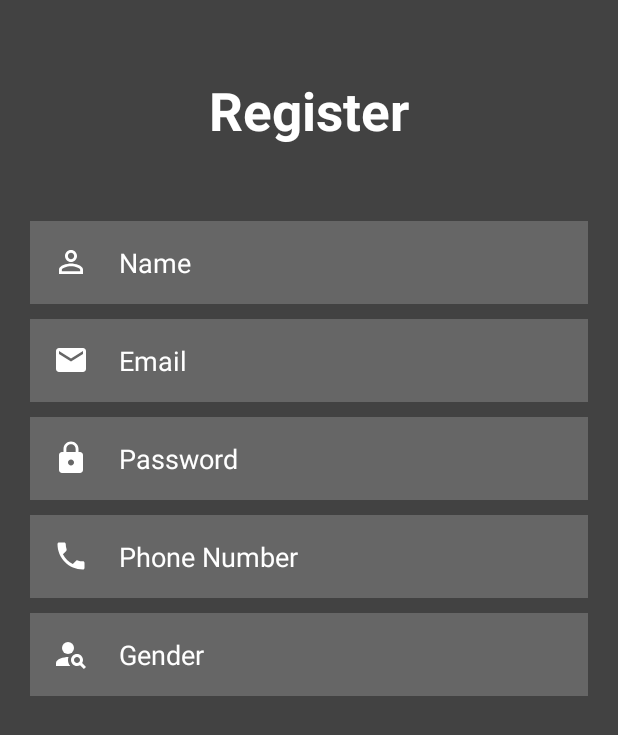
After one commit to AbdulSalamGhazal/MB-BookStore, an Android app: the Register screen opened directly, with no data from a screen before it, on a phone screen of 412 x 824 dp. The commit adds this screen. Shown: the top 735 px of the screen. Run offline under Robolectric (Android 15) with nearby library versions, the phone set to English and light mode, and no system bars.

Commit message:
Add login and register pages

```diff
--- a/app/build.gradle
+++ b/app/build.gradle
@@ -26,6 +26,9 @@ android {
         sourceCompatibility JavaVersion.VERSION_1_8
         targetCompatibility JavaVersion.VERSION_1_8
     }
+    buildFeatures {
+        viewBinding true
+    }
 }
 
 dependencies {
@@ -33,6 +36,8 @@ dependencies {
     implementation 'androidx.appcompat:appcompat:1.6.1'
     implementation 'com.google.android.material:material:1.8.0'
     implementation 'androidx.constraintlayout:constraintlayout:2.1.4'
+    implementation 'androidx.navigation:navigation-fragment:2.5.2'
+    implementation 'androidx.navigation:navigation-ui:2.5.2'
     testImplementation 'junit:junit:4.13.2'
     androidTestImplementation 'androidx.test.ext:junit:1.1.5'
     androidTestImplementation 'androidx.test.espresso:espresso-core:3.5.1'
--- /dev/null
+++ b/app/src/main/java/com/example/project_bookstore/Register.java
@@ -0,0 +1,24 @@
+package com.example.project_bookstore;
+
+import androidx.appcompat.app.AppCompatActivity;
+
+import android.app.DatePickerDialog;
+import android.os.Bundle;
+import android.view.View;
+import android.widget.DatePicker;
+import android.widget.EditText;
+
+import java.text.SimpleDateFormat;
+import java.util.Calendar;
+import java.util.Locale;
+
+public class Register extends AppCompatActivity {
+
+    @Override
+    protected void onCreate(Bundle savedInstanceState) {
+        super.onCreate(savedInstanceState);
+        setContentView(R.layout.activity_register);
+
+
+    }
+}
--- /dev/null
+++ b/app/src/main/res/drawable/baseline_email_24.xml
@@ -0,0 +1,5 @@
+<vector android:height="24dp" android:tint="#FFFFFF"
+    android:viewportHeight="24" android:viewportWidth="24"
+    android:width="24dp" xmlns:android="http://schemas.android.com/apk/res/android">
+    <path android:fillColor="@android:color/white" android:pathData="M20,4L4,4c-1.1,0 -1.99,0.9 -1.99,2L2,18c0,1.1 0.9,2 2,2h16c1.1,0 2,-0.9 2,-2L22,6c0,-1.1 -0.9,-2 -2,-2zM20,8l-8,5 -8,-5L4,6l8,5 8,-5v2z"/>
+</vector>
--- /dev/null
+++ b/app/src/main/res/drawable/baseline_lock_24.xml
@@ -0,0 +1,5 @@
+<vector android:height="24dp" android:tint="#FFFFFF"
+    android:viewportHeight="24" android:viewportWidth="24"
+    android:width="24dp" xmlns:android="http://schemas.android.com/apk/res/android">
+    <path android:fillColor="@android:color/white" android:pathData="M18,8h-1L17,6c0,-2.76 -2.24,-5 -5,-5S7,3.24 7,6v2L6,8c-1.1,0 -2,0.9 -2,2v10c0,1.1 0.9,2 2,2h12c1.1,0 2,-0.9 2,-2L20,10c0,-1.1 -0.9,-2 -2,-2zM12,17c-1.1,0 -2,-0.9 -2,-2s0.9,-2 2,-2 2,0.9 2,2 -0.9,2 -2,2zM15.1,8L8.9,8L8.9,6c0,-1.71 1.39,-3.1 3.1,-3.1 1.71,0 3.1,1.39 3.1,3.1v2z"/>
+</vector>
--- /dev/null
+++ b/app/src/main/res/drawable/baseline_person_outline_24.xml
@@ -0,0 +1,5 @@
+<vector android:height="24dp" android:tint="#FFFFFF"
+    android:viewportHeight="24" android:viewportWidth="24"
+    android:width="24dp" xmlns:android="http://schemas.android.com/apk/res/android">
+    <path android:fillColor="@android:color/white" android:pathData="M12,5.9c1.16,0 2.1,0.94 2.1,2.1s-0.94,2.1 -2.1,2.1S9.9,9.16 9.9,8s0.94,-2.1 2.1,-2.1m0,9c2.97,0 6.1,1.46 6.1,2.1v1.1L5.9,18.1L5.9,17c0,-0.64 3.13,-2.1 6.1,-2.1M12,4C9.79,4 8,5.79 8,8s1.79,4 4,4 4,-1.79 4,-4 -1.79,-4 -4,-4zM12,13c-2.67,0 -8,1.34 -8,4v3h16v-3c0,-2.66 -5.33,-4 -8,-4z"/>
+</vector>
--- /dev/null
+++ b/app/src/main/res/drawable/baseline_person_search_24.xml
@@ -0,0 +1,7 @@
+<vector android:height="24dp" android:tint="#FFFFFF"
+    android:viewportHeight="24" android:viewportWidth="24"
+    android:width="24dp" xmlns:android="http://schemas.android.com/apk/res/android">
+    <path android:fillColor="@android:color/white" android:pathData="M10,8m-4,0a4,4 0,1 1,8 0a4,4 0,1 1,-8 0"/>
+    <path android:fillColor="@android:color/white" android:pathData="M10.35,14.01C7.62,13.91 2,15.27 2,18v2h9.54C9.07,17.24 10.31,14.11 10.35,14.01z"/>
+    <path android:fillColor="@android:color/white" android:pathData="M19.43,18.02C19.79,17.43 20,16.74 20,16c0,-2.21 -1.79,-4 -4,-4s-4,1.79 -4,4c0,2.21 1.79,4 4,4c0.74,0 1.43,-0.22 2.02,-0.57L20.59,22L22,20.59L19.43,18.02zM16,18c-1.1,0 -2,-0.9 -2,-2c0,-1.1 0.9,-2 2,-2s2,0.9 2,2C18,17.1 17.1,18 16,18z"/>
+</vector>
--- /dev/null
+++ b/app/src/main/res/drawable/baseline_phone_24.xml
@@ -0,0 +1,5 @@
+<vector android:height="24dp" android:tint="#FFFFFF"
+    android:viewportHeight="24" android:viewportWidth="24"
+    android:width="24dp" xmlns:android="http://schemas.android.com/apk/res/android">
+    <path android:fillColor="@android:color/white" android:pathData="M6.62,10.79c1.44,2.83 3.76,5.14 6.59,6.59l2.2,-2.2c0.27,-0.27 0.67,-0.36 1.02,-0.24 1.12,0.37 2.33,0.57 3.57,0.57 0.55,0 1,0.45 1,1V20c0,0.55 -0.45,1 -1,1 -9.39,0 -17,-7.61 -17,-17 0,-0.55 0.45,-1 1,-1h3.5c0.55,0 1,0.45 1,1 0,1.25 0.2,2.45 0.57,3.57 0.11,0.35 0.03,0.74 -0.25,1.02l-2.2,2.2z"/>
+</vector>
--- /dev/null
+++ b/app/src/main/res/layout/activity_register.xml
@@ -0,0 +1,110 @@
+<?xml version="1.0" encoding="utf-8"?>
+<RelativeLayout xmlns:android="http://schemas.android.com/apk/res/android"
+    xmlns:app="http://schemas.android.com/apk/res-auto"
+    xmlns:tools="http://schemas.android.com/tools"
+    android:layout_width="match_parent"
+    android:layout_height="match_parent"
+    android:background="@color/cardview_dark_background"
+    tools:context=".Register">
+
+    <TextView
+        android:id="@+id/Register"
+        android:layout_width="match_parent"
+        android:layout_height="wrap_content"
+        android:gravity="center"
+        android:text="Register"
+        android:textColor="@color/white"
+        android:textSize="35dp"
+        android:layout_margin="50dp"
+        android:textStyle="bold"
+        />
+
+    <EditText
+        android:id="@+id/name"
+        android:layout_width="match_parent"
+        android:layout_height="wrap_content"
+        android:background="#30ffffff"
+        android:drawableLeft="@drawable/baseline_person_outline_24"
+        android:drawablePadding="20dp"
+        android:layout_below="@id/Register"
+        android:hint="Name"
+        android:padding="15dp"
+        android:inputType="textPersonName"
+        android:textColor="@color/white"
+        android:textColorHint="@color/white"
+        android:layout_marginLeft="20dp"
+        android:layout_marginRight="20dp"
+        />
+
+    <EditText
+        android:id="@+id/email"
+        android:layout_width="match_parent"
+        android:layout_height="wrap_content"
+        android:background="#30ffffff"
+        android:drawableLeft="@drawable/baseline_email_24"
+        android:drawablePadding="20dp"
+        android:layout_below="@id/name"
+        android:hint="Email"
+        android:layout_marginTop="10dp"
+        android:padding="15dp"
+        android:inputType="textEmailAddress"
+        android:textColor="@color/white"
+        android:textColorHint="@color/white"
+        android:layout_marginLeft="20dp"
+        android:layout_marginRight="20dp"
+        />
+
+    <EditText
+        android:id="@+id/newPassword"
+        android:layout_width="match_parent"
+        android:layout_height="wrap_content"
+        android:background="#30ffffff"
+        android:drawableLeft="@drawable/baseline_lock_24"
+        android:drawablePadding="20dp"
+        android:layout_below="@id/email"
+        android:hint="Password"
+        android:layout_marginTop="10dp"
+        android:padding="15dp"
+        android:inputType="textEmailAddress"
+        android:textColor="@color/white"
+        android:textColorHint="@color/white"
+        android:layout_marginLeft="20dp"
+        android:layout_marginRight="20dp"
+        />
+
+    <EditText
+        android:id="@+id/PhoneNumber"
+        android:layout_width="match_parent"
+        android:layout_height="wrap_content"
+        android:background="#30ffffff"
+        android:drawableLeft="@drawable/baseline_phone_24"
+        android:drawablePadding="20dp"
+        android:layout_below="@id/newPassword"
+        android:hint="Phone Number"
+        android:layout_marginTop="10dp"
+        android:padding="15dp"
+        android:inputType="phone"
+        android:textColor="@color/white"
+        android:textColorHint="@color/white"
+        android:layout_marginLeft="20dp"
+        android:layout_marginRight="20dp"
+        />
+
+    <EditText
+        android:id="@+id/Gender"
+        android:layout_width="match_parent"
+        android:layout_height="wrap_content"
+        android:background="#30ffffff"
+        android:drawableLeft="@drawable/baseline_person_search_24"
+        android:drawablePadding="20dp"
+        android:layout_below="@id/PhoneNumber"
+        android:hint="Gender"
+        android:layout_marginTop="10dp"
+        android:padding="15dp"
+        android:textColor="@color/white"
+        android:textColorHint="@color/white"
+        android:layout_marginLeft="20dp"
+        android:layout_marginRight="20dp"
+        />
+
+</RelativeLayout>
--- a/app/src/main/res/values-night/themes.xml
+++ b/app/src/main/res/values-night/themes.xml
@@ -1,6 +1,6 @@
 <resources xmlns:tools="http://schemas.android.com/tools">
     <!-- Base application theme. -->
-    <style name="Theme.Project_BookStore" parent="Theme.MaterialComponents.DayNight.DarkActionBar">
+    <style name="Theme.Project_BookStore" parent="Theme.MaterialComponents.DayNight.NoActionBar">
         <!-- Primary brand color. -->
         <item name="colorPrimary">@color/purple_200</item>
         <item name="colorPrimaryVariant">@color/purple_700</item>
@@ -13,4 +13,9 @@
         <item name="android:statusBarColor">?attr/colorPrimaryVariant</item>
         <!-- Customize your theme here. -->
     </style>
+    <!-- Base application theme. -->
+    <style name="Base.Theme.Project_BookStore" parent="Theme.Material3.DayNight.NoActionBar">
+        <!-- Customize your dark theme here. -->
+        <!-- <item name="colorPrimary">@color/my_dark_primary</item> -->
+    </style>
 </resources>
--- a/app/src/main/res/values/themes.xml
+++ b/app/src/main/res/values/themes.xml
@@ -1,6 +1,6 @@
 <resources xmlns:tools="http://schemas.android.com/tools">
     <!-- Base application theme. -->
-    <style name="Theme.Project_BookStore" parent="Theme.MaterialComponents.DayNight.DarkActionBar">
+    <style name="Theme.Project_BookStore" parent="Theme.MaterialComponents.DayNight.NoActionBar">
         <!-- Primary brand color. -->
         <item name="colorPrimary">@color/purple_500</item>
         <item name="colorPrimaryVariant">@color/purple_700</item>
@@ -13,4 +13,9 @@
         <item name="android:statusBarColor">?attr/colorPrimaryVariant</item>
         <!-- Customize your theme here. -->
     </style>
+    <!-- Base application theme. -->
+    <style name="Base.Theme.Project_BookStore" parent="Theme.Material3.DayNight.NoActionBar">
+        <!-- Customize your light theme here. -->
+        <!-- <item name="colorPrimary">@color/my_light_primary</item> -->
+    </style>
 </resources>
--- a/build.gradle
+++ b/build.gradle
@@ -1,5 +1,5 @@
 // Top-level build file where you can add configuration options common to all sub-projects/modules.
 plugins {
-    id 'com.android.application' version '7.4.2' apply false
-    id 'com.android.library' version '7.4.2' apply false
+    id 'com.android.application' version '8.0.2' apply false
+    id 'com.android.library' version '8.0.2' apply false
 }
--- a/gradle.properties
+++ b/gradle.properties
@@ -19,3 +19,5 @@ android.useAndroidX=true
 # resources declared in the library itself and none from the library's dependencies,
 # thereby reducing the size of the R class for that library
 android.nonTransitiveRClass=true
+android.defaults.buildfeatures.buildconfig=true
+android.nonFinalResIds=false
```
Also changed, not shown: app/src/main/AndroidManifest.xml (+11 -0 lines), app/src/main/java/com/example/project_bookstore/MainActivity.java (+9 -2 lines), app/src/main/java/com/example/project_bookstore/SignIn.java (added, +46 -0 lines), app/src/main/res/layout/activity_main.xml (+9 -0 lines), app/src/main/res/layout/activity_sign_in.xml (added, +77 -0 lines), app/src/main/res/values/strings.xml (+43 -0 lines), gradle/wrapper/gradle-wrapper.properties, 1 other file.
